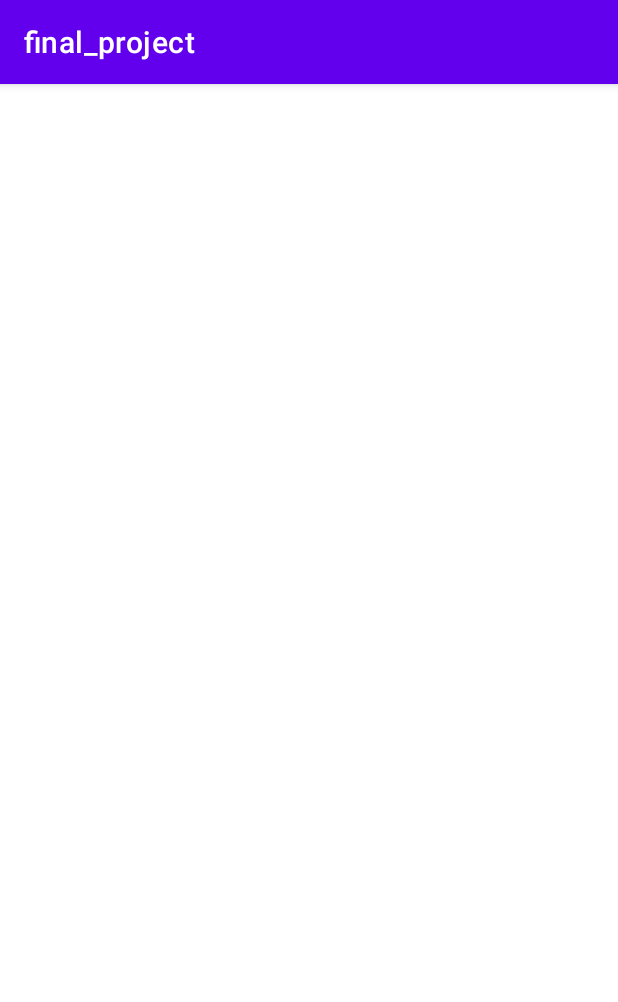
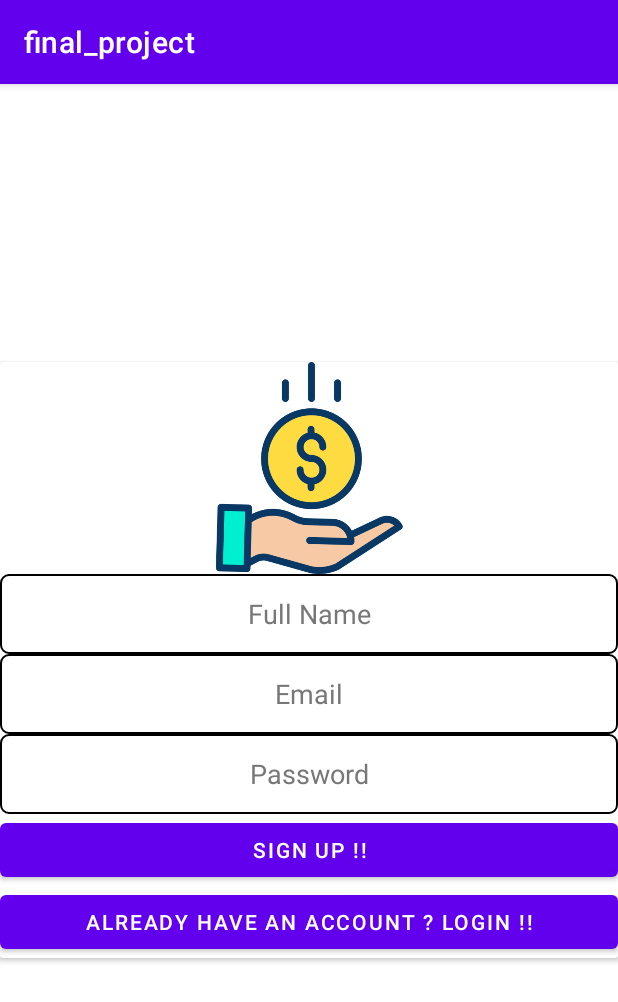
Before and after one commit to rpadideh/final, an Android app: the signupActivity screen opened directly, with no data from a screen before it, on a phone screen of 412 x 824 dp. Shown: the top 1002 px of the screen. Run offline under Robolectric (Android 15) with nearby library versions, the phone set to English and light mode, and no system bars; our stand-ins replace Firebase (no records; nobody signed in at launch, a user with empty details on screens opened directly).

Commit message:
getter & setter

```diff
--- a/app/build.gradle
+++ b/app/build.gradle
@@ -1,5 +1,6 @@
 plugins {
     id 'com.android.application'
+    id 'com.google.gms.google-services'
 }
 
 android {
@@ -29,10 +30,13 @@ android {
 }
 
 dependencies {
-
+    implementation platform('com.google.firebase:firebase-bom:28.1.0')
+    implementation 'com.google.firebase:firebase-analytics'
     implementation 'androidx.appcompat:appcompat:1.2.0'
     implementation 'com.google.android.material:material:1.3.0'
     implementation 'androidx.constraintlayout:constraintlayout:2.0.4'
+    implementation 'com.google.firebase:firebase-auth:21.0.1'
+    implementation 'com.google.firebase:firebase-firestore:23.0.1'
     testImplementation 'junit:junit:4.+'
     androidTestImplementation 'androidx.test.ext:junit:1.1.2'
     androidTestImplementation 'androidx.test.espresso:espresso-core:3.3.0'
--- /dev/null
+++ b/app/src/main/java/com/example/final_project/User.java
@@ -0,0 +1,29 @@
+package com.example.final_project;
+
+public class User {
+    private  String name, email , pass;
+
+    public String getName() {
+        return name;
+    }
+
+    public void setName(String name) {
+        this.name = name;
+    }
+
+    public String getEmail() {
+        return email;
+    }
+
+    public void setEmail(String email) {
+        this.email = email;
+    }
+
+    public String getPass() {
+        return pass;
+    }
+
+    public void setPass(String pass) {
+        this.pass = pass;
+    }
+}
--- a/app/src/main/java/com/example/final_project/signupActivity.java
+++ b/app/src/main/java/com/example/final_project/signupActivity.java
@@ -3,12 +3,41 @@ package com.example.final_project;
 import androidx.appcompat.app.AppCompatActivity;
 
 import android.os.Bundle;
+import android.view.View;
+import android.widget.Button;
+import android.widget.EditText;
+
+import com.google.firebase.auth.FirebaseAuth;
+import com.google.firebase.firestore.FirebaseFirestore;
 
 public class signupActivity extends AppCompatActivity {
+
+    FirebaseAuth auth;
+    EditText email,password,name;
+    Button login2,signup2;
+
+    FirebaseFirestore  database;
 
     @Override
     protected void onCreate(Bundle savedInstanceState) {
         super.onCreate(savedInstanceState);
         setContentView(R.layout.activity_signup);
+
+        database=FirebaseFirestore.getInstance();
+        auth=FirebaseAuth.getInstance();
+
+        email=findViewById(R.id.txtemail2);
+        password=findViewById(R.id.txtpass2);
+        name=findViewById(R.id.txtname);
+
+        login2=findViewById(R.id.btnlogin2);
+        signup2=findViewById(R.id.btnsignup2);
+
+        signup2.setOnClickListener(new View.OnClickListener() {
+            @Override
+            public void onClick(View v) {
+
+            }
+        });
     }
 }
--- a/app/src/main/res/layout/activity_login.xml
+++ b/app/src/main/res/layout/activity_login.xml
@@ -39,7 +39,7 @@
                 android:layout_width="match_parent"
                 android:layout_height="52dp"
                 android:background="#FFFFFF"
-                android:drawableLeft="@drawable/lock"
+                android:drawableLeft="@drawable/mail"
                 android:drawablePadding="20dp"
                 android:ems="10"
                 android:hint="Email Address"
@@ -70,7 +70,7 @@
                 android:id="@+id/btnsignup"
                 android:layout_width="match_parent"
                 android:layout_height="wrap_content"
-                android:text="DON'T HAVE AN ACCOUNT ? SIGN UP !!" />
+                android:text="DON'T HAVE AN ACCOUNT YET ? SIGN UP !!" />
         </LinearLayout>
     </androidx.cardview.widget.CardView>
 </androidx.constraintlayout.widget.ConstraintLayout>
--- a/app/src/main/res/layout/activity_signup.xml
+++ b/app/src/main/res/layout/activity_signup.xml
@@ -6,4 +6,67 @@
     android:layout_height="match_parent"
     tools:context=".signupActivity">
 
+    <androidx.cardview.widget.CardView
+        android:layout_width="match_parent"
+        android:layout_height="wrap_content"
+        app:layout_constraintBottom_toBottomOf="parent"
+        app:layout_constraintTop_toTopOf="parent">
+
+        <LinearLayout
+            android:layout_width="match_parent"
+            android:layout_height="match_parent"
+            android:orientation="vertical">
+
+            <ImageView
+                android:id="@+id/imageView2"
+                android:layout_width="match_parent"
+                android:layout_height="141dp"
+                app:srcCompat="@drawable/logo" />
+
+            <EditText
+                android:id="@+id/txtname"
+                android:layout_width="match_parent"
+                android:layout_height="53dp"
+                android:background="@drawable/txtbox"
+                android:ems="10"
+                android:hint="Full Name"
+                android:inputType="textPersonName"
+                android:textAlignment="center"
+                android:textColorHint="#777777" />
+
+            <EditText
+                android:id="@+id/txtemail2"
+                android:layout_width="match_parent"
+                android:layout_height="53dp"
+                android:background="@drawable/txtbox"
+                android:ems="10"
+                android:hint="Email"
+                android:inputType="textEmailAddress"
+                android:textAlignment="center"
+                android:textColorHint="#777777" />
+
+            <EditText
+                android:id="@+id/txtpass2"
+                android:layout_width="match_parent"
+                android:layout_height="53dp"
+                android:background="@drawable/txtbox"
+                android:ems="10"
+                android:hint="Password"
+                android:inputType="textPassword"
+                android:textAlignment="center"
+                android:textColorHint="#777777" />
+
+            <Button
+                android:id="@+id/btnsignup2"
+                android:layout_width="match_parent"
+                android:layout_height="wrap_content"
+                android:text="SIGN UP !!" />
+
+            <Button
+                android:id="@+id/btnlogin2"
+                android:layout_width="match_parent"
+                android:layout_height="wrap_content"
+                android:text="ALREADY HAVE AN ACCOUNT ? LOGIN !!" />
+        </LinearLayout>
+    </androidx.cardview.widget.CardView>
 </androidx.constraintlayout.widget.ConstraintLayout>
--- a/build.gradle
+++ b/build.gradle
@@ -6,6 +6,7 @@ buildscript {
     }
     dependencies {
         classpath "com.android.tools.build:gradle:4.1.2"
+        classpath 'com.google.gms:google-services:4.3.8'
 
         // NOTE: Do not place your application dependencies here; they belong
         // in the individual module build.gradle files
```
Also changed, not shown: app/src/main/res/drawable/mail.png (added), gradle/wrapper/gradle-wrapper.properties, 1 other file.
